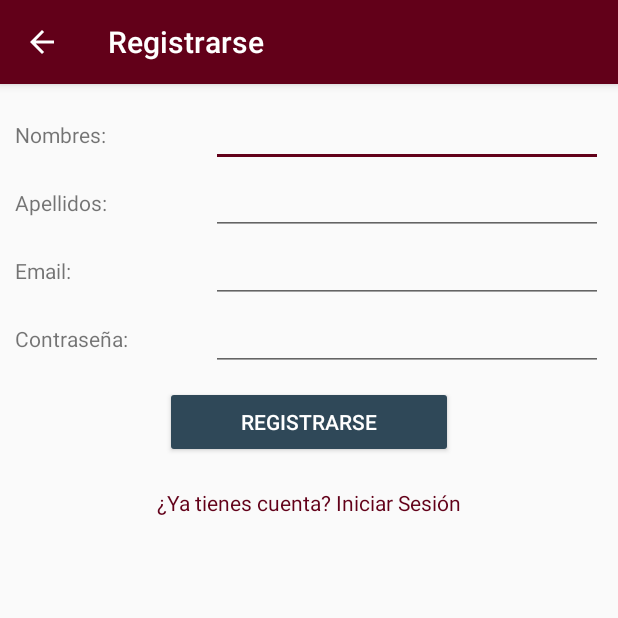
After one commit to ccahui/ProyectoPlataformas, an Android app: the Registrarse screen opened directly, with no data from a screen before it, on a phone screen of 412 x 824 dp, the top half of it. The commit adds this screen. Run offline under Robolectric (Android 15) with nearby library versions, the phone set to English and light mode, and no system bars; our stand-ins replace Firebase (no records; nobody signed in at launch, a user with empty details on screens opened directly).

Commit message:
Registro de Usuario

```diff
--- a/app/build.gradle
+++ b/app/build.gradle
@@ -27,6 +27,7 @@ dependencies {
     implementation 'androidx.appcompat:appcompat:1.1.0'
     implementation 'androidx.constraintlayout:constraintlayout:1.1.3'
     implementation 'com.google.firebase:firebase-auth:16.0.5'
+    implementation 'com.google.firebase:firebase-database:16.0.4'
     testImplementation 'junit:junit:4.12'
     androidTestImplementation 'androidx.test.ext:junit:1.1.1'
     androidTestImplementation 'androidx.test.espresso:espresso-core:3.2.0'
--- a/app/src/main/AndroidManifest.xml
+++ b/app/src/main/AndroidManifest.xml
@@ -9,7 +9,10 @@
         android:roundIcon="@mipmap/ic_launcher_round"
         android:supportsRtl="true"
         android:theme="@style/AppTheme">
-        <activity android:name=".Login.View.Login"  android:parentActivityName=".MainActivity" ></activity>
+        <activity android:name=".Registrarse.View.Registrarse"   android:parentActivityName=".Login.View.Login" ></activity>
+        <activity
+            android:name=".Login.View.Login"
+            android:parentActivityName=".MainActivity" />
         <activity
             android:name=".MainActivity"
             android:label="@string/app_name" />
--- /dev/null
+++ b/app/src/main/java/com/example/galeria/Registrarse/Model/ModelRegistrarse.java
@@ -0,0 +1,6 @@
+package com.example.galeria.Registrarse.Model;
+
+public interface ModelRegistrarse {
+
+    public void registrarUsuario(String nombre, String apellido, String email, String password);
+}
--- /dev/null
+++ b/app/src/main/java/com/example/galeria/Registrarse/Model/ModeloRegistrarseImp.java
@@ -0,0 +1,67 @@
+package com.example.galeria.Registrarse.Model;
+
+import com.example.galeria.Registrarse.Presenter.ListenerRegistrarse;
+import com.google.android.gms.tasks.OnCompleteListener;
+import com.google.android.gms.tasks.Task;
+import com.google.firebase.auth.AuthResult;
+import com.google.firebase.auth.FirebaseAuth;
+import com.google.firebase.database.DatabaseReference;
+import com.google.firebase.database.FirebaseDatabase;
+
+import java.util.HashMap;
+import java.util.Map;
+
+import androidx.annotation.NonNull;
+
+public class ModeloRegistrarseImp implements ModelRegistrarse {
+
+    private ListenerRegistrarse listenerRegistrarse;
+    private FirebaseAuth mAuth;
+    private DatabaseReference myRef;
+
+    public ModeloRegistrarseImp(ListenerRegistrarse listenerRegistrarse) {
+        this.listenerRegistrarse = listenerRegistrarse;
+        mAuth = FirebaseAuth.getInstance();
+        myRef = FirebaseDatabase.getInstance().getReference();
+    }
+
+    @Override
+    public void registrarUsuario(final String nombre, final String apellido, final String email, final String password) {
+        mAuth.createUserWithEmailAndPassword(email, password)
+                .addOnCompleteListener(new OnCompleteListener<AuthResult>() {
+                    @Override
+                    public void onComplete(@NonNull Task<AuthResult> task) {
+
+                        if (task.isSuccessful()) {
+                            Map<String, String> data = parseMapUsuario(nombre, apellido, email, password);
+                            String userId = mAuth.getCurrentUser().getUid();
+
+                            myRef.child("usuarios").child(userId).setValue(data).addOnCompleteListener(new OnCompleteListener<Void>() {
+                                @Override
+                                public void onComplete(@NonNull Task<Void> task) {
+                                    if (task.isSuccessful()) {
+                                        listenerRegistrarse.onSuccess();
+                                    } else {
+                                        listenerRegistrarse.onError("ERROR REGISTRADO");
+                                    }
+                                }
+                            });
+                        } else {
+                            listenerRegistrarse.onError("Email ya se encuentra en uso");
+                        }
+
+                    }
+
+                });
+    }
+
+    private Map<String, String> parseMapUsuario(String nombre, String apellido, String email, String password) {
+        Map<String, String> data = new HashMap<>();
+        data.put("nombre", nombre);
+        data.put("apellido", apellido);
+        data.put("email", email);
+        data.put("password", password);
+
+        return data;
+    }
+}
--- /dev/null
+++ b/app/src/main/java/com/example/galeria/Registrarse/Presenter/ListenerRegistrarse.java
@@ -0,0 +1,6 @@
+package com.example.galeria.Registrarse.Presenter;
+
+public interface ListenerRegistrarse {
+    public void onSuccess();
+    public void onError(String error);
+}
--- /dev/null
+++ b/app/src/main/java/com/example/galeria/Registrarse/Presenter/PresenterRegistrarse.java
@@ -0,0 +1,6 @@
+package com.example.galeria.Registrarse.Presenter;
+
+public interface PresenterRegistrarse {
+
+    public void registrarUsuario(String nombre, String apellido, String email, String password);
+}
--- /dev/null
+++ b/app/src/main/java/com/example/galeria/Registrarse/View/Registrarse.java
@@ -0,0 +1,126 @@
+package com.example.galeria.Registrarse.View;
+
+import androidx.appcompat.app.AppCompatActivity;
+
+import android.content.Intent;
+import android.os.Bundle;
+import android.view.View;
+import android.widget.Button;
+import android.widget.EditText;
+import android.widget.ProgressBar;
+import android.widget.TextView;
+import android.widget.Toast;
+
+import com.example.galeria.MainActivity;
+import com.example.galeria.R;
+import com.example.galeria.Registrarse.Presenter.PresenterRegistrarse;
+import com.example.galeria.Registrarse.Presenter.PresenterRegistrarseImp;
+
+
+public class Registrarse extends AppCompatActivity implements View.OnClickListener, ViewRegistrarse{
+
+    private EditText nombre, apellido, email, password;
+    private ProgressBar progressBar;
+    private PresenterRegistrarse presenter;
+
+    @Override
+    protected void onCreate(Bundle savedInstanceState) {
+        super.onCreate(savedInstanceState);
+        setContentView(R.layout.activity_registrarse);
+
+        this.setTitle(R.string.title_registrarse);
+
+
+        nombre = (EditText) findViewById(R.id.inputNombres);
+        apellido = (EditText)findViewById(R.id.inputApellidos);
+        email = (EditText)findViewById(R.id.inputEmail);
+        password = (EditText)findViewById(R.id.inputPassword);
+        progressBar = findViewById(R.id.progressBarRegistrarse);
+        presenter = new PresenterRegistrarseImp(this);
+
+        Button registrarse = (Button)findViewById(R.id.btnRegistrarse);
+        TextView ir_a_login = (TextView)findViewById(R.id.ir_a_login);
+        ir_a_login.setOnClickListener(this);
+        registrarse.setOnClickListener(this);
+
+
+
+    }
+
+    private void eventoRegistrar(){
+        presenter.registrarUsuario(getNombre(), getApellido(), getEmail(), getPassword());
+    }
+
+    private void toastShow(String msg){
+        Toast.makeText(getApplicationContext(), msg, Toast.LENGTH_LONG).show();
+    }
+
+    private String getNombre(){
+        return nombre.getText().toString();
+    }
+    private String getApellido(){
+        return apellido.getText().toString();
+    }
+    private String getEmail(){
+        return email.getText().toString();
+    }
+    private String getPassword(){
+        return password.getText().toString();
+    }
+
+
+    @Override
+    public void onClick(View view) {
+        switch (view.getId()) {
+            case R.id.btnRegistrarse:
+                eventoRegistrar();
+                break;
+
+            case R.id.ir_a_login:
+                finish();//finishing activity
+                break;
+        }
+    }
+
+    @Override
+    public void mostrarProgressBar() {
+        progressBar.setVisibility(View.VISIBLE);
+    }
+
+    @Override
+    public void ocultarProgressBar() {
+        progressBar.setVisibility(View.GONE);
+    }
+
+    @Override
+    public void setEmailError(String error) {
+        email.setError(error);
+    }
+
+    @Override
+    public void setPassworError(String error) {
+        password.setError(error);
+    }
+
+    @Override
+    public void setNombreError(String error) {
+        nombre.setError(error);
+    }
+
+    @Override
+    public void setApellidoError(String error) {
+        apellido.setError(error);
+    }
+
+    @Override
+    public void onErrorRegistrarse(String error) {
+        toastShow(error);
+    }
+
+    @Override
+    public void redirecToHome() {
+        toastShow("REGISTRO EXITO");
+        startActivity(new Intent(Registrarse.this, MainActivity.class));
+        finish();
+    }
+}
--- /dev/null
+++ b/app/src/main/java/com/example/galeria/Registrarse/View/ViewRegistrarse.java
@@ -0,0 +1,14 @@
+package com.example.galeria.Registrarse.View;
+
+public interface ViewRegistrarse {
+
+    public void mostrarProgressBar();
+    public void ocultarProgressBar();
+    public void setEmailError(String error);
+    public void setPassworError(String error);
+    public void setNombreError(String error);
+    public void setApellidoError(String error);
+    public void onErrorRegistrarse(String error);
+    public void redirecToHome();
+
+}
--- a/app/src/main/res/layout/activity_main.xml
+++ b/app/src/main/res/layout/activity_main.xml
@@ -7,6 +7,7 @@
     tools:context=".MainActivity">
 
     <TextView
+        android:id="@+id/perfil_usuario"
         android:layout_width="wrap_content"
         android:layout_height="wrap_content"
         android:text="Hello World!"
--- /dev/null
+++ b/app/src/main/res/layout/activity_registrarse.xml
@@ -0,0 +1,124 @@
+<?xml version="1.0" encoding="utf-8"?>
+<LinearLayout xmlns:android="http://schemas.android.com/apk/res/android"
+    xmlns:app="http://schemas.android.com/apk/res-auto"
+    xmlns:tools="http://schemas.android.com/tools"
+    android:layout_width="match_parent"
+    android:layout_height="match_parent"
+    android:orientation="vertical"
+    tools:context=".Registrarse.View.Registrarse"
+    android:paddingHorizontal="10dp"
+    android:paddingVertical="10dp"
+    >
+
+
+    <LinearLayout
+        android:layout_width="match_parent"
+        android:layout_height="wrap_content"
+        android:orientation="horizontal">
+
+        <TextView
+            android:id="@+id/textView5"
+            android:layout_width="0dp"
+            android:layout_height="wrap_content"
+            android:layout_weight="1"
+            android:text="Nombres: " />
+
+        <EditText
+            android:id="@+id/inputNombres"
+            android:layout_width="0dp"
+            android:layout_height="wrap_content"
+            android:layout_weight="2"
+            android:ems="10"
+            android:inputType="textPersonName" />
+    </LinearLayout>
+
+    <LinearLayout
+        android:layout_width="match_parent"
+        android:layout_height="wrap_content"
+        android:orientation="horizontal">
+
+        <TextView
+            android:id="@+id/textView6"
+            android:layout_width="0dp"
+            android:layout_height="wrap_content"
+            android:layout_weight="1"
+            android:text="Apellidos: " />
+
+        <EditText
+            android:id="@+id/inputApellidos"
+            android:layout_width="0dp"
+            android:layout_height="wrap_content"
+            android:layout_weight="2"
+            android:ems="10"
+            android:inputType="textPersonName" />
+    </LinearLayout>
+
+    <LinearLayout
+        android:layout_width="match_parent"
+        android:layout_height="wrap_content"
+        android:orientation="horizontal">
+
+        <TextView
+            android:id="@+id/textView7"
+            android:layout_width="0dp"
+            android:layout_height="wrap_content"
+            android:layout_weight="1"
+            android:text="Email: " />
+
+        <EditText
+            android:id="@+id/inputEmail"
+            android:layout_width="0dp"
+            android:layout_height="wrap_content"
+            android:layout_weight="2"
+            android:ems="10"
+            android:inputType="textPersonName" />
+    </LinearLayout>
+
+    <LinearLayout
+        android:layout_width="match_parent"
+        android:layout_height="wrap_content"
+        android:orientation="horizontal">
+
+        <TextView
+            android:id="@+id/textView8"
+            android:layout_width="0dp"
+            android:layout_height="wrap_content"
+            android:layout_weight="1"
+            android:text="Contraseña: " />
+
+        <EditText
+            android:id="@+id/inputPassword"
+            android:layout_width="0dp"
+            android:layout_height="wrap_content"
+            android:layout_weight="2"
+            android:ems="10"
+            android:inputType="textPassword" />
+    </LinearLayout>
+
+    <ProgressBar
+        android:id="@+id/progressBarRegistrarse"
+        android:layout_width="match_parent"
+        android:layout_height="wrap_content"
+        android:visibility="gone" />
+
+    <Button
+        android:id="@+id/btnRegistrarse"
+        android:layout_width="match_parent"
+        android:layout_height="wrap_content"
+        android:layout_marginHorizontal="100dp"
+        android:layout_marginTop="10dp"
+        android:backgroundTint="@color/colorButton"
+        android:text="@string/btn_registrarse"
+        android:textColor="@color/colorWhite" />
+
+    <TextView
+        android:id="@+id/ir_a_login"
+        android:layout_width="match_parent"
+        android:layout_height="wrap_content"
+        android:layout_marginTop="20dp"
+        android:clickable="true"
+        android:text="¿Ya tienes cuenta? Iniciar Sesión"
+        android:textAlignment="center"
+        android:textColor="@color/colorPrimary" />
+
+</LinearLayout>
```
Also changed, not shown: app/src/main/java/com/example/galeria/Login/View/Login.java (+4 -3 lines), app/src/main/java/com/example/galeria/MainActivity.java (+57 -2 lines), app/src/main/java/com/example/galeria/Registrarse/Presenter/PresenterRegistrarseImp.java (added, +98 -0 lines).
